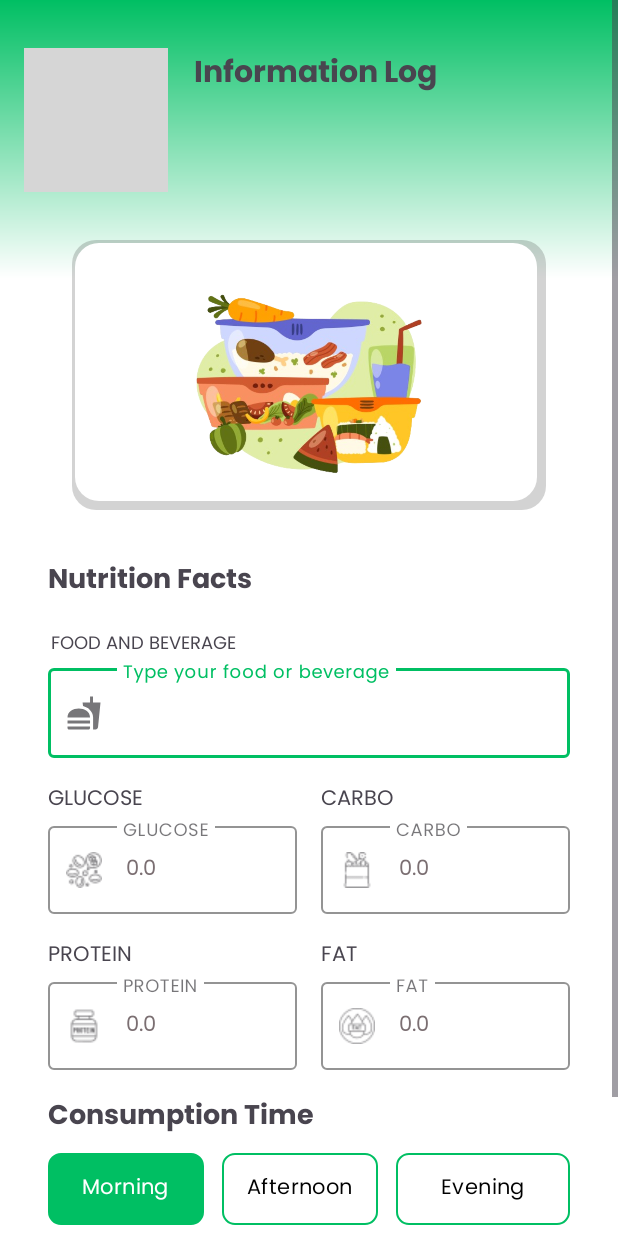
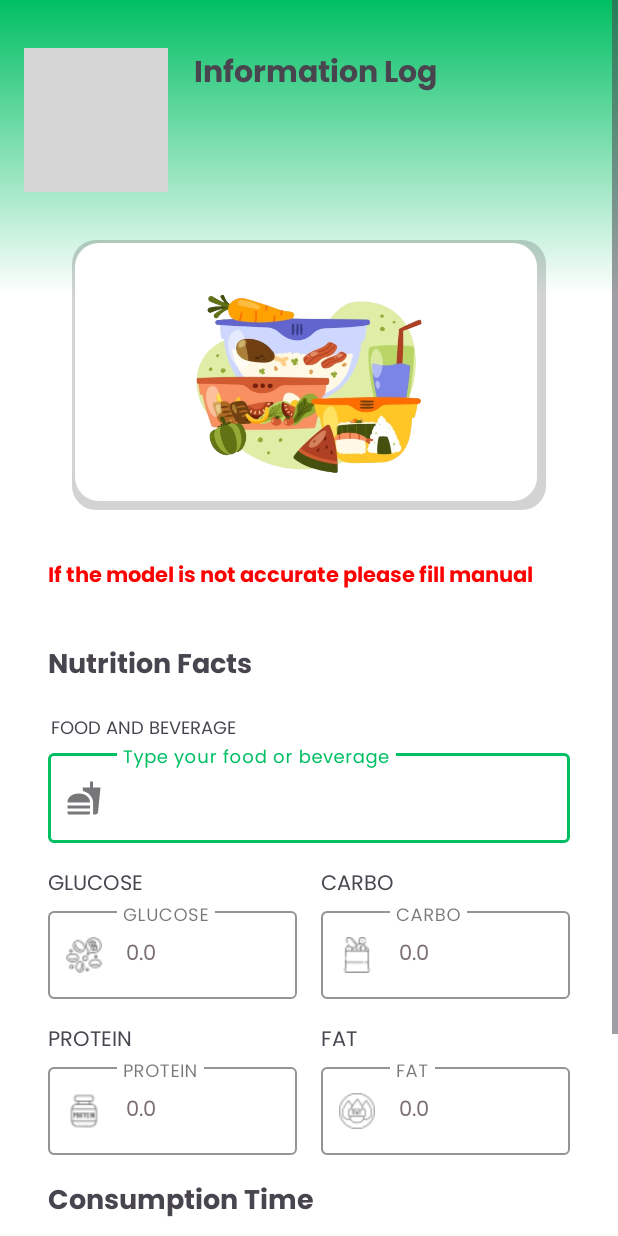
Before and after one commit to Nutriant/nutriant-app, an Android app: the InformationLogActivity screen opened directly, with no data from a screen before it, on a phone screen of 412 x 824 dp. Run offline under Robolectric (Android 15) with nearby library versions, the phone set to English and light mode, and no system bars; libraries missing offline, so code that uses them is left out: cn.pedant; pictures from the network do not load; 4 statements that could not run were skipped; grey boxes are pictures that could not be loaded.

Commit message:
add: Text alert on activity_information_log.xml

```diff
--- a/app/src/main/res/layout/activity_information_log.xml
+++ b/app/src/main/res/layout/activity_information_log.xml
@@ -52,6 +52,15 @@
                 android:layout_gravity="center"
                 android:src="@drawable/foodandbev" />
         </FrameLayout>
+
+        <TextView
+            android:layout_width="match_parent"
+            android:layout_height="wrap_content"
+            android:layout_marginStart="16dp"
+            android:layout_marginTop="32dp"
+            android:fontFamily="@font/poppinsbold"
+            android:textColor="@color/redApps"
+            android:text="@string/alert_model_text"/>
 
         <TextView
             android:layout_width="match_parent"
--- a/app/src/main/res/values/strings.xml
+++ b/app/src/main/res/values/strings.xml
@@ -178,4 +178,5 @@
     <string name="categoryBMI3">- Between 25 and 29.9 signifies overweight.</string>
     <string name="categoryBMI4">- Above 30 signifies obesity</string>
     <string name="formulaBMI">Formula:\n [Body Weight (kg) : {Body Height (m) x Body Height (m))]</string>
+    <string name="alert_model_text">If the model is not accurate please fill manual</string>
 </resources>
```
Also changed, not shown: 1 other file.
